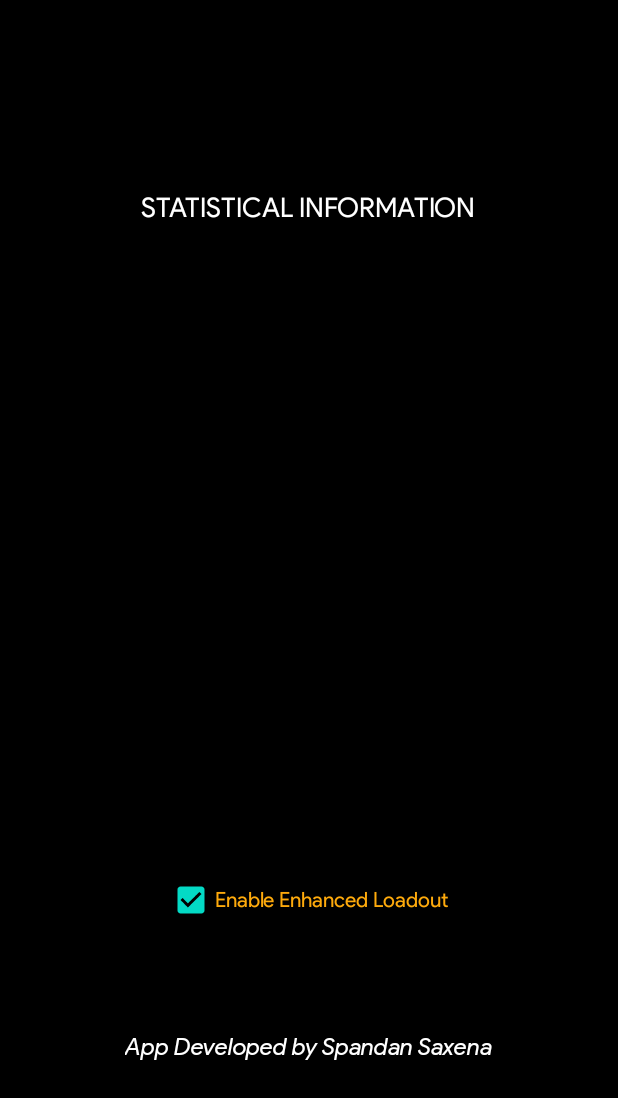
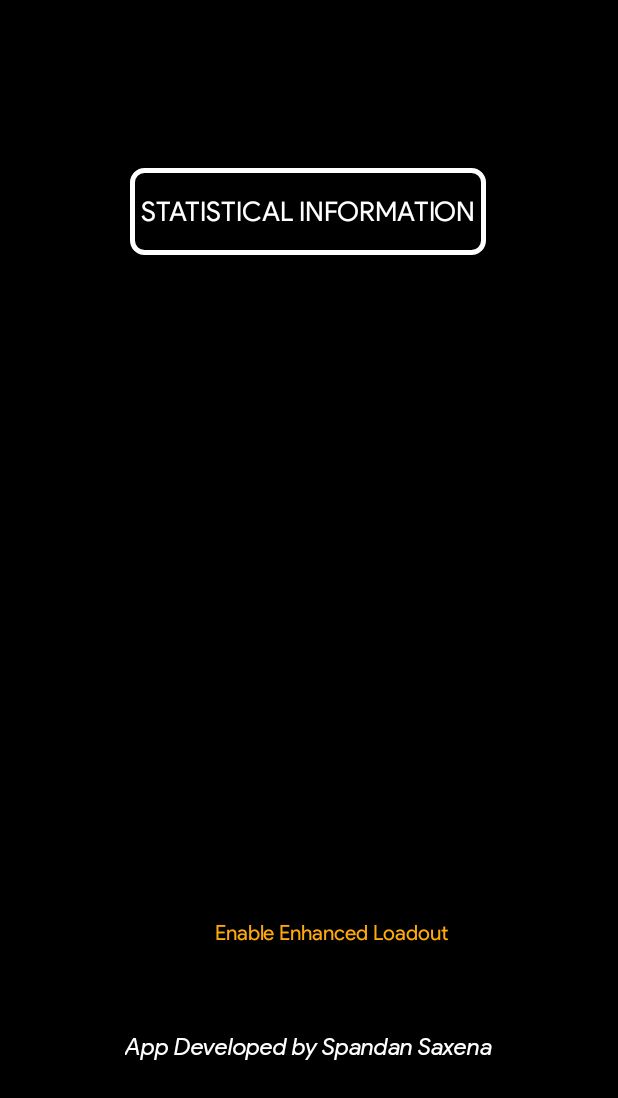
Before and after one commit to the-rebooted-coder/Covid19Tracker, an Android app: the screen it shows after launch (Landing), on a phone screen of 412 x 824 dp, the part 138-1236 px from its top. Run offline under Robolectric (Android 15) with nearby library versions, the phone set to English and light mode, and no system bars.

Commit message:
Added Button Border

```diff
--- /dev/null
+++ b/app/src/main/res/drawable/roundedbutton.xml
@@ -0,0 +1,10 @@
+<?xml version="1.0" encoding="utf-8"?>
+<shape xmlns:android="http://schemas.android.com/apk/res/android"
+    android:shape="rectangle">
+    <solid android:color="#EE000000" />
+    <corners android:bottomRightRadius="8dp"
+        android:bottomLeftRadius="8dp"
+        android:topRightRadius="8dp"
+        android:topLeftRadius="8dp"/>
+    <stroke android:width="5px" android:color="#ffffff" />
+</shape>
--- a/app/src/main/res/layout/activity_landing.xml
+++ b/app/src/main/res/layout/activity_landing.xml
@@ -24,9 +24,9 @@
 
     <Button
         android:id="@+id/graph"
-        android:layout_width="wrap_content"
-        android:layout_height="wrap_content"
-        android:background="@color/colorPrimary"
+        android:layout_width="237dp"
+        android:layout_height="58dp"
+        android:background="@drawable/roundedbutton"
         android:fontFamily="@font/productsans"
         android:text="@string/statistical_information"
         android:textColor="#FFFFFF"
@@ -68,7 +68,6 @@
         app:layout_constraintEnd_toEndOf="parent"
         app:layout_constraintHorizontal_bias="0.497"
         app:layout_constraintStart_toStartOf="parent"
-        android:checked="true"
         app:layout_constraintTop_toBottomOf="@+id/graph"
-        app:layout_constraintVertical_bias="0.855" />
+        app:layout_constraintVertical_bias="0.898" />
 </androidx.constraintlayout.widget.ConstraintLayout>
```
